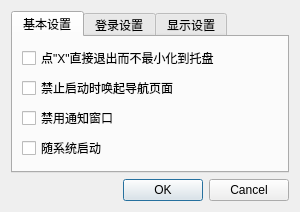
Above: client/forms/settingsdialog.ui from NSS-Studio/NDR_Client before the change. Below: the same form after it.
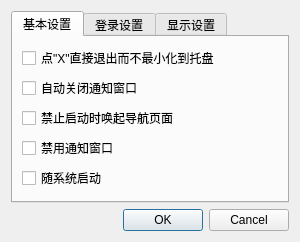
That is the form after the change.

Commit message: 1. add autoClose function to popUp window. 2. fix the feedBack ssl.

What changed in the file:
```diff
--- a/client/forms/settingsdialog.ui
+++ b/client/forms/settingsdialog.ui
@@ -34,21 +34,7 @@
        <string>基本设置</string>
       </attribute>
       <layout class="QGridLayout" name="gridLayout_3">
-       <item row="0" column="0" colspan="2">
-        <widget class="QCheckBox" name="chkQuitWhileClose">
-         <property name="text">
-          <string>点&quot;X&quot;直接退出而不最小化到托盘</string>
-         </property>
-        </widget>
-       </item>
-       <item row="4" column="0">
-        <widget class="QCheckBox" name="checkBox_3">
-         <property name="text">
-          <string>禁用通知窗口</string>
-         </property>
-        </widget>
-       </item>
-       <item row="6" column="0">
+       <item row="7" column="0">
         <spacer name="verticalSpacer_2">
          <property name="orientation">
           <enum>Qt::Vertical</enum>
@@ -61,6 +47,13 @@
          </property>
         </spacer>
        </item>
+       <item row="5" column="0">
+        <widget class="QCheckBox" name="checkBox_3">
+         <property name="text">
+          <string>禁用通知窗口</string>
+         </property>
+        </widget>
+       </item>
        <item row="3" column="0">
         <widget class="QCheckBox" name="chkWebEnable">
          <property name="text">
@@ -68,13 +61,27 @@
          </property>
         </widget>
        </item>
-       <item row="5" column="0">
+       <item row="0" column="0" colspan="2">
+        <widget class="QCheckBox" name="chkQuitWhileClose">
+         <property name="text">
+          <string>点&quot;X&quot;直接退出而不最小化到托盘</string>
+         </property>
+        </widget>
+       </item>
+       <item row="6" column="0">
         <widget class="QCheckBox" name="checkBox_2">
          <property name="text">
           <string>随系统启动</string>
          </property>
         </widget>
        </item>
+       <item row="1" column="0">
+        <widget class="QCheckBox" name="chkAutoClose">
+         <property name="text">
+          <string>自动关闭通知窗口</string>
+         </property>
+        </widget>
+       </item>
       </layout>
      </widget>
      <widget class="QWidget" name="tab_2">
```
The commit also changes 9 other files.
